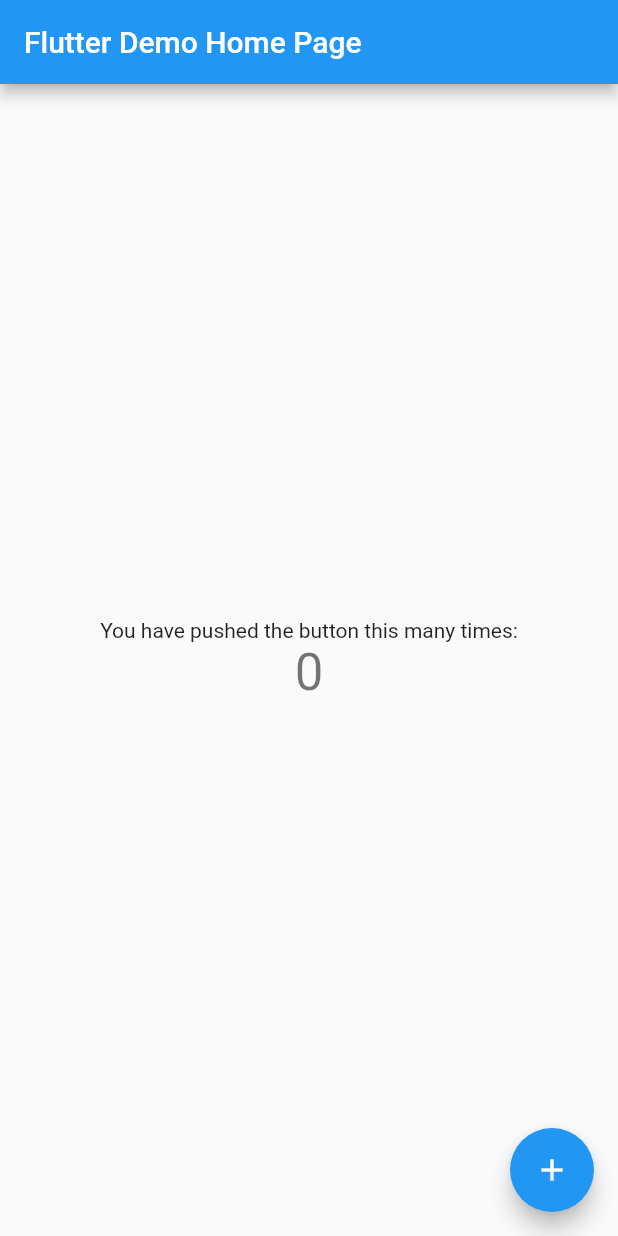
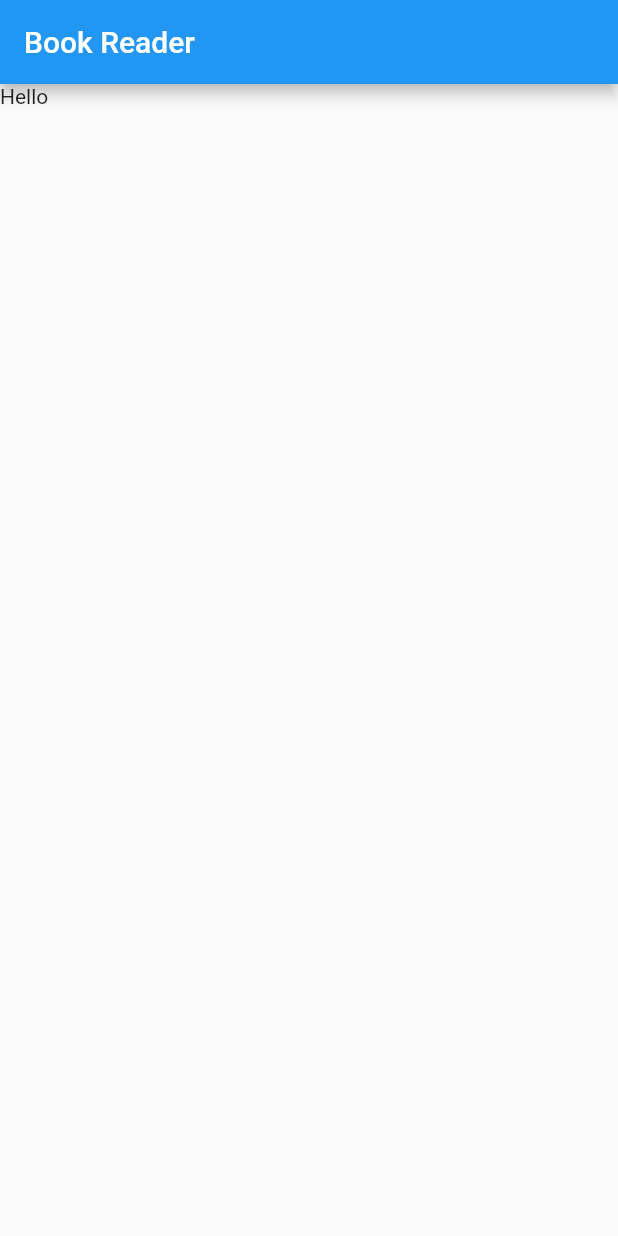
Before and after one commit to AmitLakhani098/BookClube, a Flutter app: the screen it shows after launch, on a phone screen of 412 x 824 dp. Run offline on Flutter 3.47's test engine with Material 2 defaults, Android fonts, the phone set to English and light mode, and no system bars.

Commit message:
inital flutter set up

```diff
--- a/book_club/lib/main.dart
+++ b/book_club/lib/main.dart
@@ -1,117 +1,21 @@
 import 'package:flutter/material.dart';
+
+import 'screen/homeScreen.dart';
 
 void main() {
   runApp(MyApp());
 }
 
 class MyApp extends StatelessWidget {
-  // This widget is the root of your application.
   @override
   Widget build(BuildContext context) {
     return MaterialApp(
       title: 'Flutter Demo',
       theme: ThemeData(
-        // This is the theme of your application.
-        //
-        // Try running your application with "flutter run". You'll see the
-        // application has a blue toolbar. Then, without quitting the app, try
-        // changing the primarySwatch below to Colors.green and then invoke
-        // "hot reload" (press "r" in the console where you ran "flutter run",
-        // or simply save your changes to "hot reload" in a Flutter IDE).
-        // Notice that the counter didn't reset back to zero; the application
-        // is not restarted.
         primarySwatch: Colors.blue,
-        // This makes the visual density adapt to the platform that you run
-        // the app on. For desktop platforms, the controls will be smaller and
-        // closer together (more dense) than on mobile platforms.
         visualDensity: VisualDensity.adaptivePlatformDensity,
       ),
-      home: MyHomePage(title: 'Flutter Demo Home Page'),
+      home: HomeScreen(),
     );
   }
 }
-
-class MyHomePage extends StatefulWidget {
-  MyHomePage({Key key, this.title}) : super(key: key);
-
-  // This widget is the home page of your application. It is stateful, meaning
-  // that it has a State object (defined below) that contains fields that affect
-  // how it looks.
-
-  // This class is the configuration for the state. It holds the values (in this
-  // case the title) provided by the parent (in this case the App widget) and
-  // used by the build method of the State. Fields in a Widget subclass are
-  // always marked "final".
-
-  final String title;
-
-  @override
-  _MyHomePageState createState() => _MyHomePageState();
-}
-
-class _MyHomePageState extends State<MyHomePage> {
-  int _counter = 0;
-
-  void _incrementCounter() {
-    setState(() {
-      // This call to setState tells the Flutter framework that something has
-      // changed in this State, which causes it to rerun the build method below
-      // so that the display can reflect the updated values. If we changed
-      // _counter without calling setState(), then the build method would not be
-      // called again, and so nothing would appear to happen.
-      _counter++;
-    });
-  }
-
-  @override
-  Widget build(BuildContext context) {
-    // This method is rerun every time setState is called, for instance as done
-    // by the _incrementCounter method above.
-    //
-    // The Flutter framework has been optimized to make rerunning build methods
-    // fast, so that you can just rebuild anything that needs updating rather
-    // than having to individually change instances of widgets.
-    return Scaffold(
-      appBar: AppBar(
-        // Here we take the value from the MyHomePage object that was created by
-        // the App.build method, and use it to set our appbar title.
-        title: Text(widget.title),
-      ),
-      body: Center(
-        // Center is a layout widget. It takes a single child and positions it
-        // in the middle of the parent.
-        child: Column(
-          // Column is also a layout widget. It takes a list of children and
-          // arranges them vertically. By default, it sizes itself to fit its
-          // children horizontally, and tries to be as tall as its parent.
-          //
-          // Invoke "debug painting" (press "p" in the console, choose the
-          // "Toggle Debug Paint" action from the Flutter Inspector in Android
-          // Studio, or the "Toggle Debug Paint" command in Visual Studio Code)
-          // to see the wireframe for each widget.
-          //
-          // Column has various properties to control how it sizes itself and
-          // how it positions its children. Here we use mainAxisAlignment to
-          // center the children vertically; the main axis here is the vertical
-          // axis because Columns are vertical (the cross axis would be
-          // horizontal).
-          mainAxisAlignment: MainAxisAlignment.center,
-          children: <Widget>[
-            Text(
-              'You have pushed the button this many times:',
-            ),
-            Text(
-              '$_counter',
-              style: Theme.of(context).textTheme.headline4,
-            ),
-          ],
-        ),
-      ),
-      floatingActionButton: FloatingActionButton(
-        onPressed: _incrementCounter,
-        tooltip: 'Increment',
-        child: Icon(Icons.add),
-      ), // This trailing comma makes auto-formatting nicer for build methods.
-    );
-  }
-}
--- /dev/null
+++ b/book_club/lib/screen/homeScreen.dart
@@ -0,0 +1,22 @@
+import 'package:flutter/material.dart';
+
+class HomeScreen extends StatefulWidget {
+  @override
+  _HomeScreenState createState() => _HomeScreenState();
+}
+
+class _HomeScreenState extends State<HomeScreen> {
+  @override
+  Widget build(BuildContext context) {
+    return Scaffold(
+      appBar: AppBar(
+        title: Text("Book Reader"),
+      ),
+      body: Stack(
+        children: [
+          Text("Hello"),
+        ],
+      ),
+    );
+  }
+}
```
Also changed, not shown: 1 other file.
